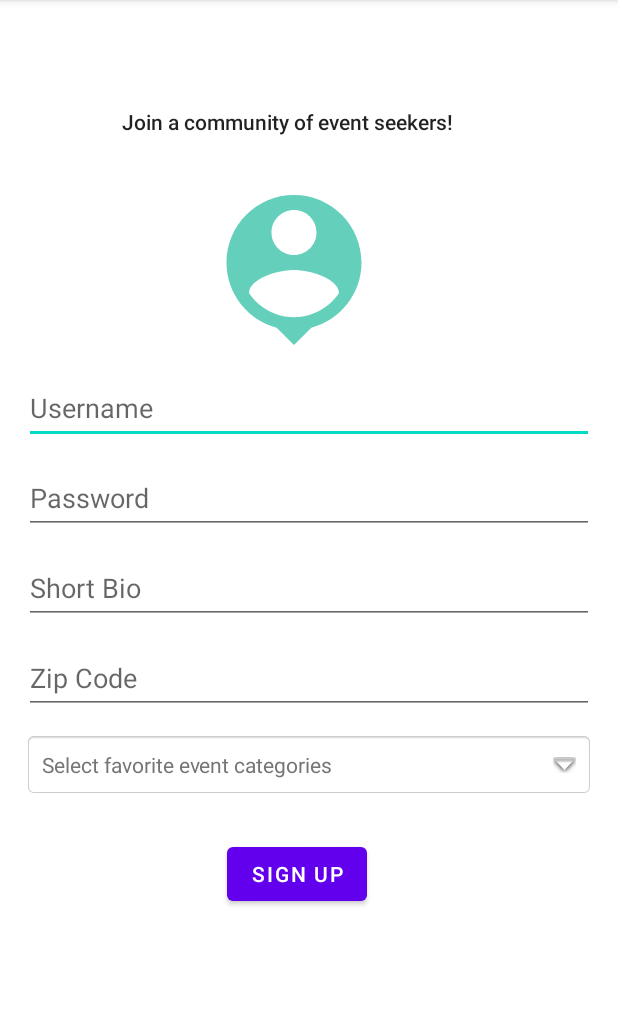
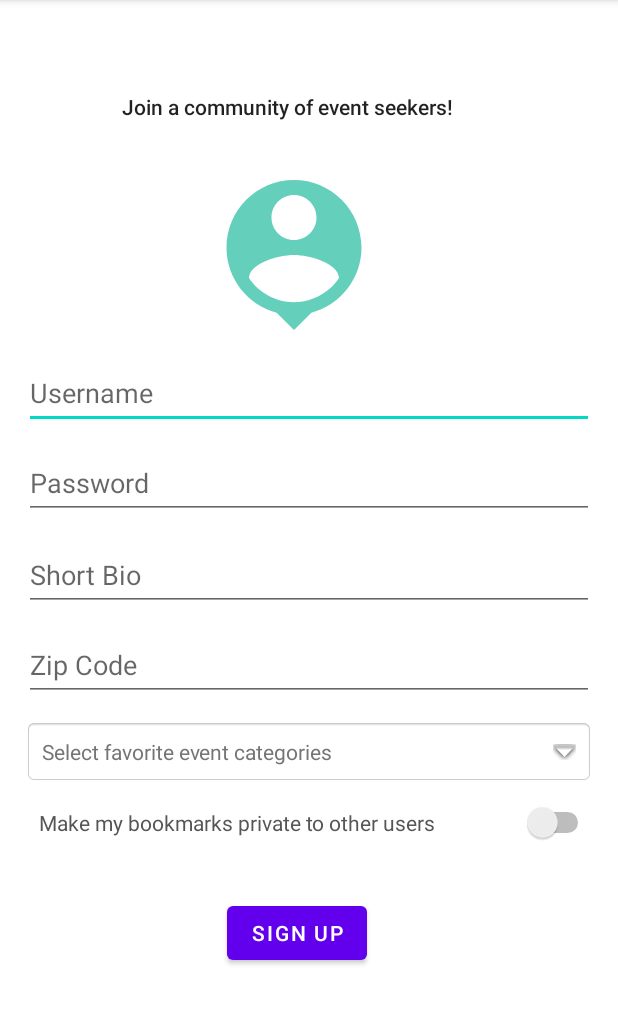
Before and after one commit to lymichelle21/Event_Finder_Capstone, an Android app: the SignUpActivity screen opened directly, with no data from a screen before it, on a phone screen of 412 x 824 dp, the part 84-1109 px from its top. Run offline under Robolectric (Android 15) with nearby library versions, the phone set to English and light mode, and no system bars; libraries missing offline, so code that uses them is left out: com.parse.

Commit message:
Added privacy toggle button on sign up screen

```diff
--- a/app/src/main/res/layout/activity_signup.xml
+++ b/app/src/main/res/layout/activity_signup.xml
@@ -7,6 +7,20 @@
     android:layout_margin="16dp"
     android:orientation="vertical"
     tools:context="com.capstone.event_finder.activities.MainActivity">
+
+
+    <TextView
+        android:id="@+id/tvEventCategoryDropdown"
+        android:layout_width="match_parent"
+        android:layout_height="wrap_content"
+        android:layout_below="@+id/etZip"
+        android:layout_marginTop="12dp"
+        android:background="@android:drawable/editbox_background"
+        android:drawablePadding="16dp"
+        android:hint="@string/select_favorite_event_categories"
+        android:padding="12dp"
+        android:textColorHint="#757575"
+        app:drawableRightCompat="@android:drawable/arrow_down_float" />
 
     <EditText
         android:id="@+id/etUsername"
@@ -36,9 +50,9 @@
         android:id="@+id/btnSignUp"
         android:layout_width="wrap_content"
         android:layout_height="wrap_content"
-        android:layout_below="@+id/tvEventCategoryDropdown"
+        android:layout_below="@+id/swPrivacy"
         android:layout_marginStart="135dp"
-        android:layout_marginTop="27dp"
+        android:layout_marginTop="36dp"
         android:text="@string/sign_up" />
 
     <TextView
@@ -46,7 +60,7 @@
         android:layout_width="wrap_content"
         android:layout_height="wrap_content"
         android:layout_marginStart="65dp"
-        android:layout_marginTop="55dp"
+        android:layout_marginTop="45dp"
         android:text="@string/join_a_community_of_event_seekers"
         android:textAppearance="@style/TextAppearance.AppCompat.Body2"
         tools:text="Join a community of event seekers!" />
@@ -68,33 +82,12 @@
         android:layout_width="match_parent"
         android:layout_height="wrap_content"
         android:layout_below="@+id/etPassword"
-        android:layout_marginTop="12dp"
+        android:layout_marginTop="13dp"
         android:autofillHints=""
         android:ems="10"
         android:hint="@string/short_bio"
         android:inputType="textPersonName"
         android:minHeight="48dp" />
-
-    <TextView
-        android:id="@+id/tvEventCategoryDropdown"
-        android:layout_width="match_parent"
-        android:layout_height="wrap_content"
-        android:layout_below="@+id/etZip"
-        android:layout_marginTop="12dp"
-        android:background="@android:drawable/editbox_background"
-        android:drawablePadding="16dp"
-        android:hint="@string/select_favorite_event_categories"
-        android:padding="12dp"
-        android:textColorHint="#757575"
-        app:drawableRightCompat="@android:drawable/arrow_down_float" />
-
-
-    <com.airbnb.lottie.LottieAnimationView
-        android:id="@+id/animatedConfetti"
-        android:layout_width="match_parent"
-        android:layout_height="wrap_content"
-        android:layout_marginBottom="20dp"
-        app:lottie_rawRes="@raw/confetti_animation" />
 
     <ImageButton
         android:id="@+id/ibProfileImage"
@@ -108,4 +101,20 @@
         android:scaleType="centerInside"
         tools:ignore="ImageContrastCheck" />
 
+    <com.airbnb.lottie.LottieAnimationView
+        android:id="@+id/animatedConfetti"
+        android:layout_width="match_parent"
+        android:layout_height="wrap_content"
+        android:layout_marginBottom="20dp"
+        app:lottie_rawRes="@raw/confetti_animation" />
+
+    <Switch
+        android:id="@+id/swPrivacy"
+        android:layout_width="match_parent"
+        android:layout_height="wrap_content"
+        android:layout_below="@+id/tvEventCategoryDropdown"
+        android:layout_marginTop="12dp"
+        android:text="   Make my bookmarks private to other users"
+        android:textColor="#575555" />
+
 </RelativeLayout>
```
